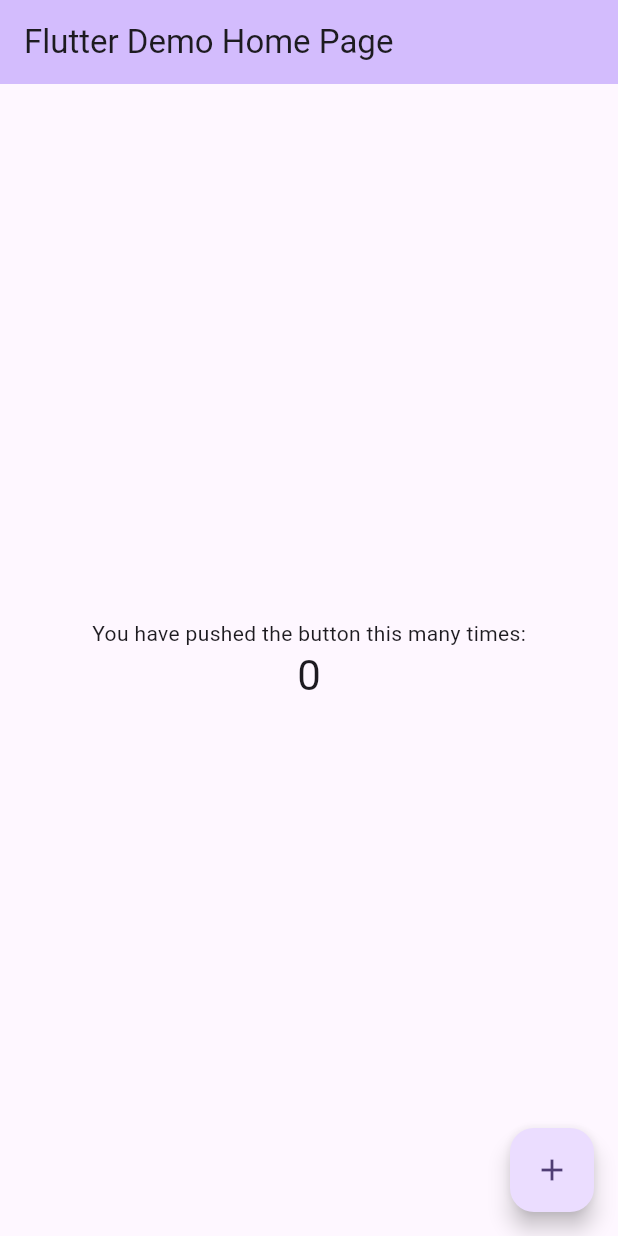
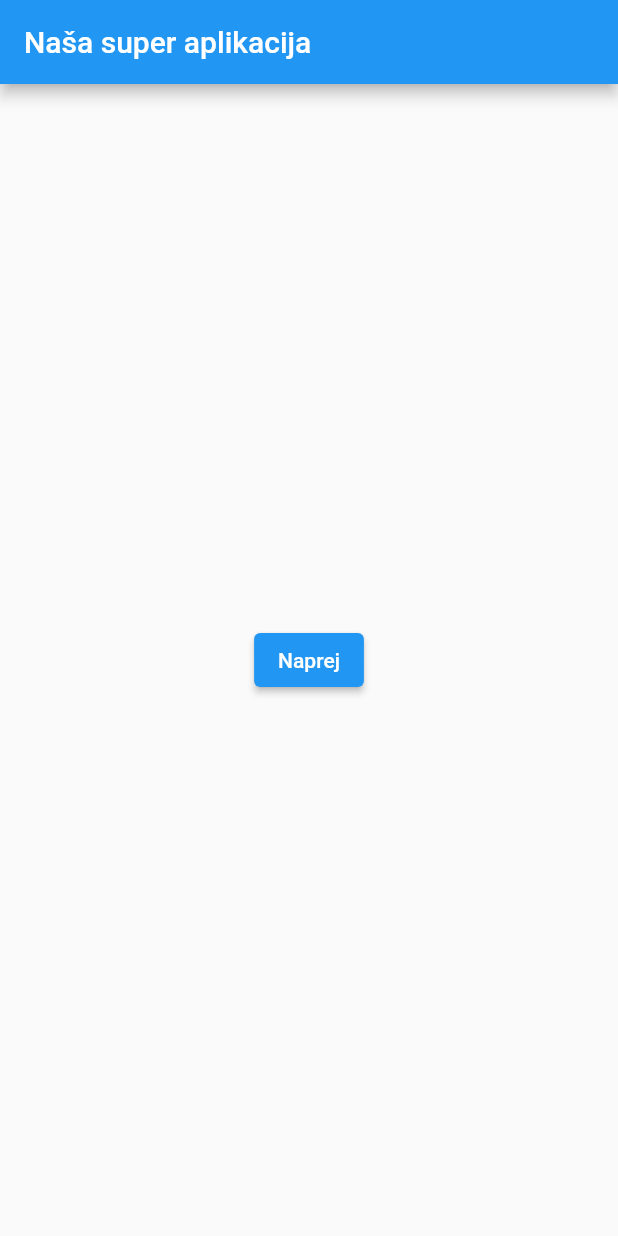
Before and after one commit to xhorizont/flutter-basic, a Flutter app: the screen it shows after launch, on a phone screen of 412 x 824 dp. Run offline on Flutter 3.47's test engine with Material 2 defaults, Android fonts, the light colour scheme and no system bars; missing offline and left inert: flutter_inappwebview.

Commit message:
Final edit

```diff
--- a/sampletwo/lib/main.dart
+++ b/sampletwo/lib/main.dart
@@ -1,4 +1,5 @@
 import 'package:flutter/material.dart';
+import 'mywebsite.dart';
 
 void main() {
   runApp(const MyApp());
@@ -7,65 +8,36 @@ void main() {
 class MyApp extends StatelessWidget {
   const MyApp({super.key});
 
-  // This widget is the root of your application.
   @override
   Widget build(BuildContext context) {
     return MaterialApp(
-      debugShowCheckedModeBanner: false,
-      title: 'Flutter Demo',
+      title: 'Test',
       theme: ThemeData(
-        colorScheme: ColorScheme.fromSeed(seedColor: Colors.deepPurple),
-        useMaterial3: true,
+        primarySwatch: Colors.blue,
       ),
-      home: const MyHomePage(title: 'Flutter Demo Home Page'),
+      home: const MyHomePage(),
     );
   }
 }
 
-class MyHomePage extends StatefulWidget {
-  const MyHomePage({super.key, required this.title});
-
-  final String title;
-
-  @override
-  State<MyHomePage> createState() => _MyHomePageState();
-}
-
-class _MyHomePageState extends State<MyHomePage> {
-  int _counter = 0;
-
-  void _incrementCounter() {
-    setState(() {
-      _counter++;
-    });
-  }
+class MyHomePage extends StatelessWidget {
+  const MyHomePage({Key? key}) : super(key: key);
 
   @override
   Widget build(BuildContext context) {
     return Scaffold(
       appBar: AppBar(
-        backgroundColor: Theme.of(context).colorScheme.inversePrimary,
-        title: Text(widget.title),
+        title: const Text("Naša super aplikacija"),
       ),
       body: Center(
-        child: Column(
-          mainAxisAlignment: MainAxisAlignment.center,
-          children: <Widget>[
-            const Text(
-              'You have pushed the button this many times:',
-            ),
-            Text(
-              '$_counter',
-              style: Theme.of(context).textTheme.headlineMedium,
-            ),
-          ],
+        child: ElevatedButton(
+          onPressed: () {
+            Navigator.push(context,
+                MaterialPageRoute(builder: (context) => const MyWebsite()));
+          },
+          child: const Text('Naprej'),
         ),
       ),
-      floatingActionButton: FloatingActionButton(
-        onPressed: _incrementCounter,
-        tooltip: 'Increment',
-        child: const Icon(Icons.add),
-      ), // This trailing comma makes auto-formatting nicer for build methods.
     );
   }
 }
--- a/sampletwo/pubspec.yaml
+++ b/sampletwo/pubspec.yaml
@@ -30,6 +30,7 @@ environment:
 dependencies:
   flutter:
     sdk: flutter
+  flutter_inappwebview: ^5.7.2+3
 
 
   # The following adds the Cupertino Icons font to your application.
```
Also changed, not shown: sampletwo/lib/mywebsite.dart (added, +52 -0 lines), sampletwo/pubspec.lock, 3 other files.
